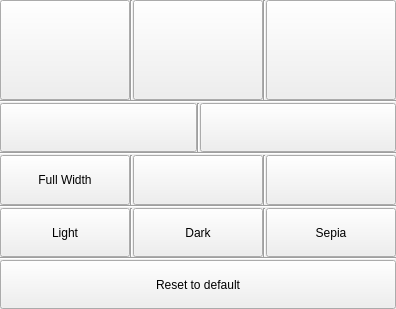
Qt form src/styleeditorwindow.ui (nuttyartist/notes) before a commit.
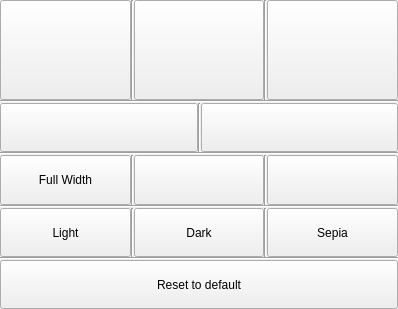
The same form after that commit. Custom widgets are drawn as their Qt base class.

Diff of the .ui file:
```diff
--- a/src/styleeditorwindow.ui
+++ b/src/styleeditorwindow.ui
@@ -6,7 +6,7 @@
    <rect>
     <x>0</x>
     <y>0</y>
-    <width>380</width>
+    <width>398</width>
     <height>309</height>
    </rect>
   </property>
```
